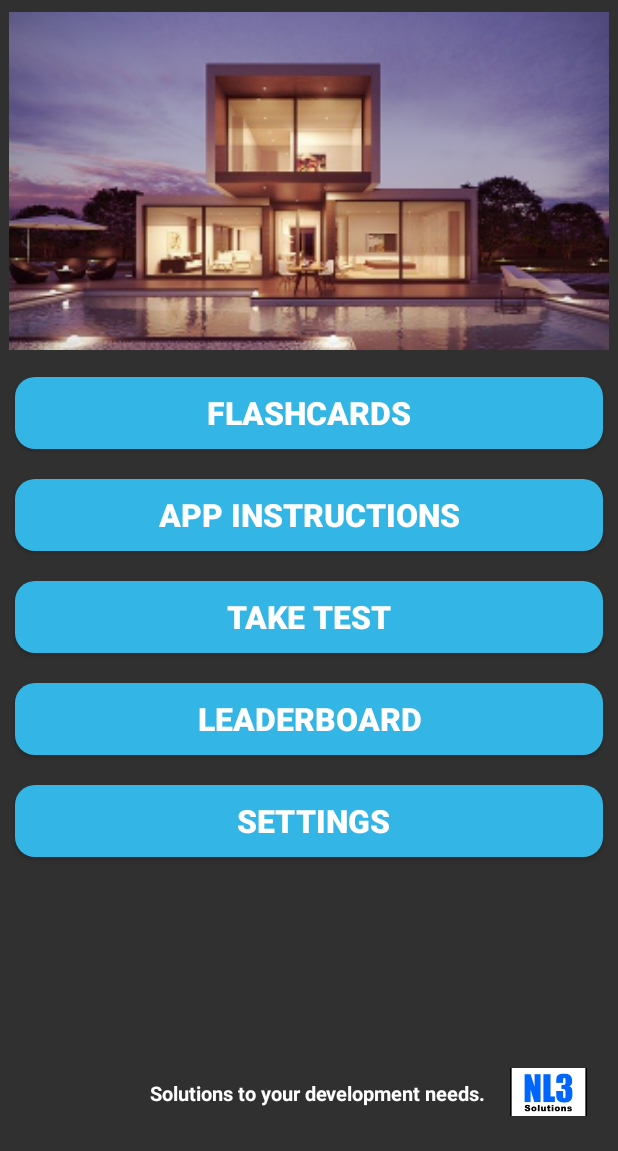
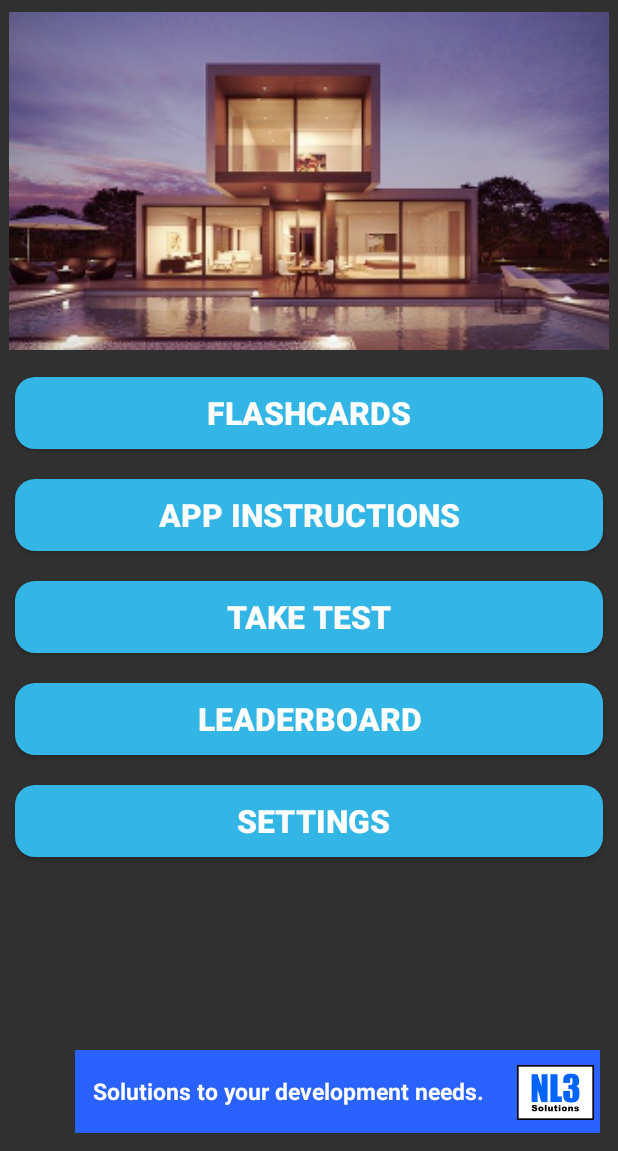
Before and after one commit to nl3appdev21/NJRealtorExam, an Android app: the MenuActivity screen opened directly, with no data from a screen before it, on a phone screen of 412 x 824 dp, the part 85-1236 px from its top. Run offline under Robolectric (Android 15) with nearby library versions, the phone set to English and light mode, and no system bars; our stand-ins replace Firebase (no records; nobody signed in at launch, a user with empty details on screens opened directly).

Commit message:
changed copyright xml code in menu screen, retested

```diff
--- a/app/src/main/res/layout/activity_menu.xml
+++ b/app/src/main/res/layout/activity_menu.xml
@@ -106,11 +106,12 @@
 </ScrollView>
 
         <LinearLayout
-            android:layout_width="300dp"
-            android:layout_height="53dp"
+            android:layout_width="350dp"
+            android:layout_height="55dp"
             android:layout_gravity="right|bottom"
             android:layout_marginLeft="10dp"
             android:layout_margin="12dp"
+            android:background="@color/Blue_13"
             android:orientation="horizontal">
 
          <TextView
@@ -120,15 +121,17 @@
              android:layout_gravity="center"
              android:text="Solutions to your development needs."
              android:layout_marginRight="12dp"
+             android:layout_marginLeft="12dp"
              android:textColor="@color/White"
-             android:textSize="13dp"
+             android:textSize="15dp"
              android:textStyle="bold" />
 
             <ImageButton
                 android:id="@+id/ibtn_logo"
-                android:layout_marginTop="10dp"
-                android:layout_width="59dp"
-                android:layout_height="32dp"
+                android:background="@color/Blue_13"
+                android:layout_marginTop="7dp"
+                android:layout_width="69dp"
+                android:layout_height="42dp"
                 android:src="@mipmap/nl3a00" />
 
         </LinearLayout>
```
